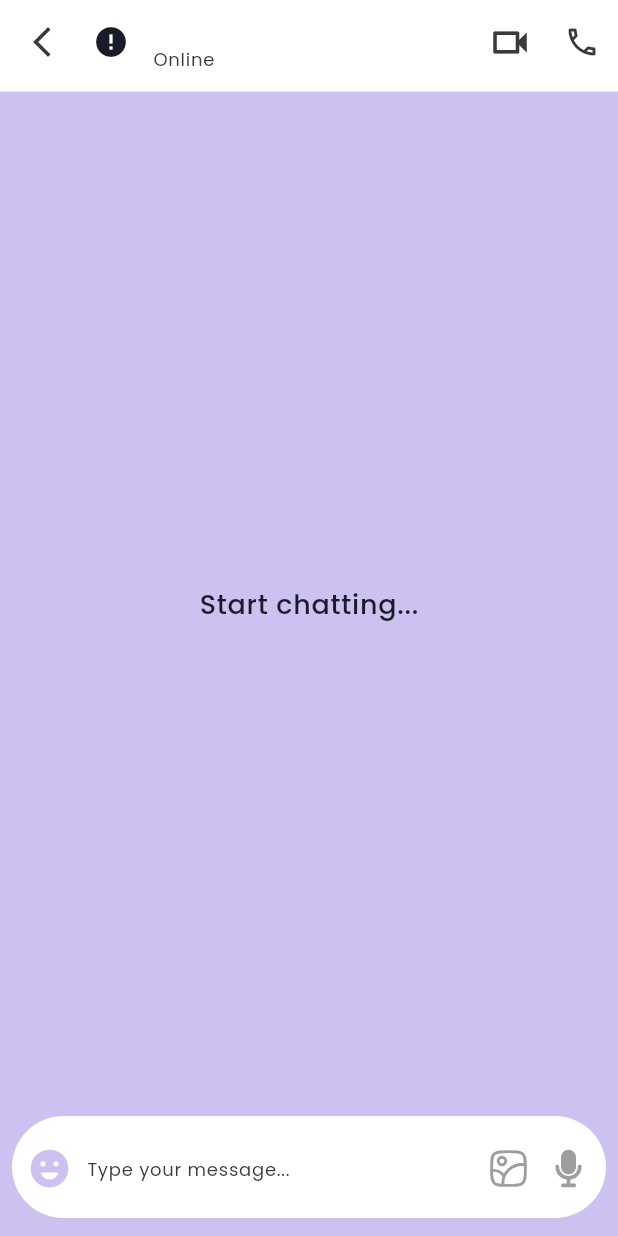
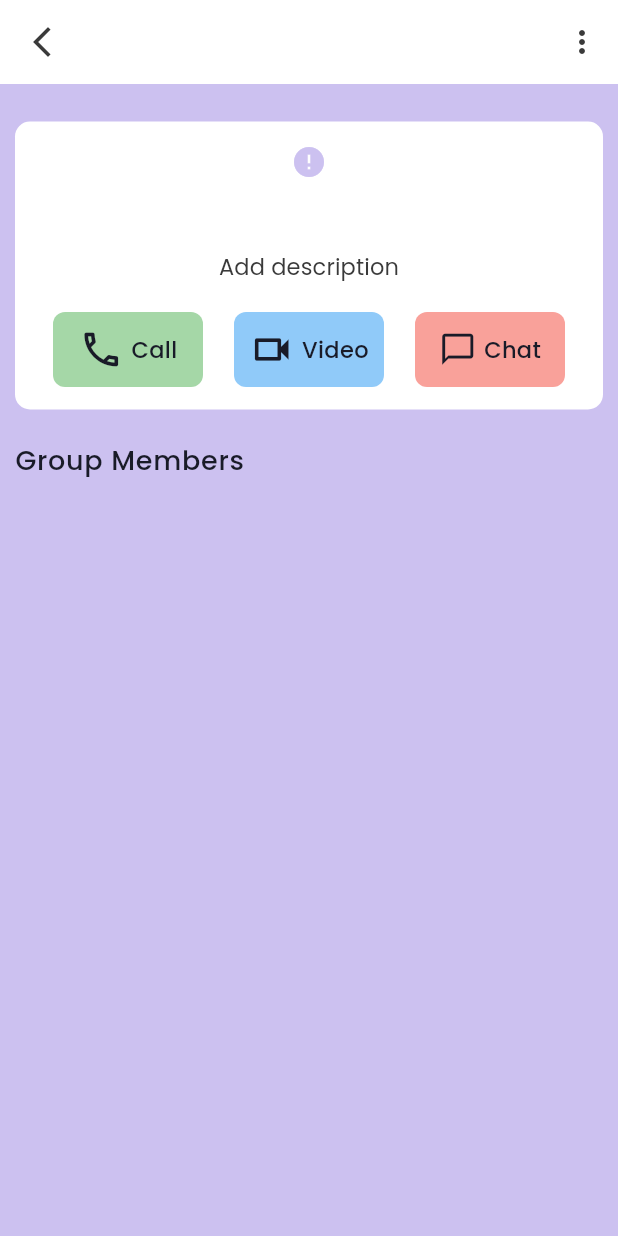
Before and after one commit to tirthkp/flutter_chat_app, a Flutter app: the GroupChat screen opened directly with empty values, after a tap on "Online", on a phone screen of 412 x 824 dp. Run offline on Flutter 3.47's test engine with Material 3 defaults, Android fonts, the phone set to English and light mode, and no system bars; drawn by our look-alikes of cached_network_image; our stand-ins replace cloud_firestore, firebase_auth, firebase_core, firebase_storage, flutter_svg, get and 3 more; missing offline and left inert: firebase_app_check; accounts and stored records are empty; generated files the repository leaves out were written again; network calls fail.

Commit message:
Updated theme, added loading indicators, refactored GroupChat and UserProfile pages, removed CallButtons widget, and made minor layout changes.

```diff
--- a/lib/config/theme/themes.dart
+++ b/lib/config/theme/themes.dart
@@ -32,7 +32,7 @@ var lightTheme = ThemeData.light(
   ),
   colorScheme: const ColorScheme.dark(
     primary: lPrimaryColor,
-    onPrimary: lBackgroundColor,
+    onPrimary: lContainerColor,
     surface: lBackgroundColor,
     onSurface: lOnBackgroundColor,
     primaryContainer: lContainerColor,
--- a/lib/pages/Groups/groups_page.dart
+++ b/lib/pages/Groups/groups_page.dart
@@ -19,9 +19,9 @@ class GroupsPage extends StatelessWidget {
                 padding: const EdgeInsets.only(top: 8.0, right: 8, left: 8),
                 child: ListTile(
                   onTap: () {
-                    Get.to(GroupChat(
-                      groupModel: e,
-                    ));
+                    Get.to(() => GroupChat(
+                          groupModel: e,
+                        ));
                   },
                   horizontalTitleGap: 15,
                   leading: CachedNetworkImage(
--- a/lib/pages/Home/home_page.dart
+++ b/lib/pages/Home/home_page.dart
@@ -94,6 +94,8 @@ class _HomePageState extends State<HomePage> with TickerProviderStateMixin {
             contactController.isLoading.value
                 ? const Center(child: CircularProgressIndicator.adaptive())
                 : RefreshIndicator(
+                    backgroundColor: Theme.of(context).colorScheme.primary,
+                    color: Theme.of(context).colorScheme.onPrimary,
                     child: homeController.chatRoomList.isNotEmpty
                         ? const ChatList()
                         : DefaultHomeScreen(
@@ -111,6 +113,8 @@ class _HomePageState extends State<HomePage> with TickerProviderStateMixin {
             groupController.isLoading.value
                 ? const Center(child: CircularProgressIndicator.adaptive())
                 : RefreshIndicator(
+                    backgroundColor: Theme.of(context).colorScheme.primary,
+                    color: Theme.of(context).colorScheme.onPrimary,
                     child: groupController.groupList.isNotEmpty
                         ? const GroupsPage()
                         : DefaultHomeScreen(
--- a/lib/pages/groupChat/group_chat.dart
+++ b/lib/pages/groupChat/group_chat.dart
@@ -20,7 +20,11 @@ class GroupChat extends StatelessWidget {
   Widget build(BuildContext context) {
     GroupController groupController = Get.put(GroupController());
     ProfileController profileController = Get.put(ProfileController());
-    return Scaffold(
+    return GestureDetector(
+      onTap: () {
+        FocusScope.of(context).unfocus();
+      },
+      child: Scaffold(
         appBar: GroupChatAppBar(
           groupModel: groupModel,
         ),
@@ -83,8 +87,9 @@ class GroupChat extends StatelessWidget {
                                     MediaQuery.sizeOf(context).height / 1.5),
                             width: double.infinity,
                             decoration: BoxDecoration(
-                            color:
-                                Theme.of(context).colorScheme.primaryContainer,
+                              color: Theme.of(context)
+                                  .colorScheme
+                                  .primaryContainer,
                               borderRadius: BorderRadius.circular(15),
                             ),
                             child: Column(
@@ -92,7 +97,8 @@ class GroupChat extends StatelessWidget {
                               children: [
                                 IconButton(
                                   onPressed: () {
-                                  groupController.selectedImagePath.value = '';
+                                    groupController.selectedImagePath.value =
+                                        '';
                                   },
                                   icon: Icon(
                                     Icons.cancel_rounded,
@@ -132,6 +138,7 @@ class GroupChat extends StatelessWidget {
             ],
           ),
         ),
+      ),
     );
   }
 }
--- a/lib/pages/groupChat/widgets/group_bottom_bar.dart
+++ b/lib/pages/groupChat/widgets/group_bottom_bar.dart
@@ -84,6 +84,7 @@ class GroupBottomBar extends StatelessWidget {
                   child: InkWell(
                     onTap: () async {
                       Get.bottomSheet(
+                        elevation: 0,
                         Container(
                           decoration: BoxDecoration(
                             color:
@@ -155,7 +156,7 @@ class GroupBottomBar extends StatelessWidget {
                               if (msg != '' ||
                                   groupController.selectedImagePath.value !=
                                       '') {
-                                groupController.sendGroupMessage(
+                                await groupController.sendGroupMessage(
                                   message.text,
                                   groupModel.id!,
                                   groupController.selectedImagePath.value,
--- a/lib/pages/groupChat/widgets/group_chat_app_bar.dart
+++ b/lib/pages/groupChat/widgets/group_chat_app_bar.dart
@@ -1,6 +1,7 @@
 import 'package:cached_network_image/cached_network_image.dart';
 import 'package:flutter/material.dart';
 import 'package:flutter_chat_app/model/group_chat_model.dart';
+import 'package:flutter_chat_app/pages/groupChat/widgets/group_info.dart';
 
 import 'package:get/get.dart';
 
@@ -33,8 +34,11 @@ class GroupChatAppBar extends StatelessWidget implements PreferredSizeWidget {
         enableFeedback: false,
         splashColor: Colors.transparent,
         onTap: () {
-          // Get.to(() => UserProfile(groupModel: groupModel),
-          // transition: Transition.rightToLeft);
+          Get.to(
+              GroupInfo(
+                groupModel: groupModel,
+              ),
+              transition: Transition.rightToLeft);
         },
         leading: groupModel.profileImage != null &&
                 groupModel.profileImage != ''
--- /dev/null
+++ b/lib/pages/groupChat/widgets/group_info.dart
@@ -0,0 +1,76 @@
+import 'package:flutter/material.dart';
+import 'package:flutter_chat_app/config/images.dart';
+import 'package:flutter_chat_app/model/group_chat_model.dart';
+import 'package:flutter_chat_app/pages/userProfile/widgets/user_info.dart';
+import 'package:flutter_chat_app/widgets/chat_tile.dart';
+import 'package:get/get.dart';
+
+class GroupInfo extends StatelessWidget {
+  final GroupModel groupModel;
+  const GroupInfo({super.key, required this.groupModel});
+
+  @override
+  Widget build(BuildContext context) {
+    return Scaffold(
+      appBar: AppBar(
+          title: Text(groupModel.name!),
+          centerTitle: true,
+          scrolledUnderElevation: 0,
+          elevation: 0,
+          leading: IconButton(
+            onPressed: () async {
+              Get.back();
+            },
+            icon: const Icon(Icons.arrow_back_ios_new),
+          ),
+          actions: [
+            IconButton(
+              onPressed: () {},
+              icon: const Icon(Icons.more_vert),
+            ),
+          ]),
+      body: Padding(
+        padding: const EdgeInsets.only(
+          left: 10.0,
+          right: 10,
+          bottom: 10,
+          top: 25,
+        ),
+        child: ListView(
+          physics: const ClampingScrollPhysics(),
+          shrinkWrap: true,
+          children: [
+            UserInfo(
+              profileImage: groupModel.profileImage == '' ||
+                      groupModel.profileImage == null
+                  ? AssetsImage.groupImg
+                  : groupModel.profileImage!,
+              name: groupModel.name!,
+              email:
+                  groupModel.description == '' || groupModel.description == null
+                      ? "Add description"
+                      : groupModel.description!,
+            ),
+            const SizedBox(height: 20),
+            Text("Group Members", style: Theme.of(context).textTheme.bodyLarge),
+            const SizedBox(height: 5),
+            ListView(
+              shrinkWrap: true,
+              children: groupModel.members!.map((e) {
+                return ChatTile(
+                    title: e.name!,
+                    imageUrl: e.profileImage == '' || e.profileImage == null
+                        ? AssetsImage.groupImg
+                        : e.profileImage!,
+                    subTitle: e.about == '' || e.about == null
+                        ? "Hey there,I am using chat app"
+                        : e.about!,
+                    time: e.role == '' || e.role == null ? "" : e.role);
+              }).toList(),
+            )
+          ],
+        ),
+      ),
+    );
+  }
+}
```
Also changed, not shown: lib/controller/group_controller.dart (+16 -0 lines), lib/pages/userProfile/user_profile.dart (+6 -5 lines), lib/pages/userProfile/widgets/user_info.dart (+9 -33 lines), lib/widgets/chat_tile.dart (added, +65 -0 lines), lib/widgets/call_buttons.dart (renamed from lib/pages/userProfile/widgets/call_buttons.dart). Lines whose indentation alone changed are shown as unchanged.
